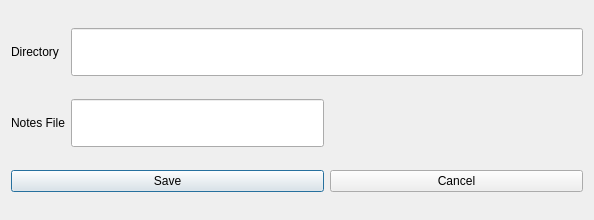
Above: ui/changefile.ui from berndhs/notably before the change. Below: the same form after it.
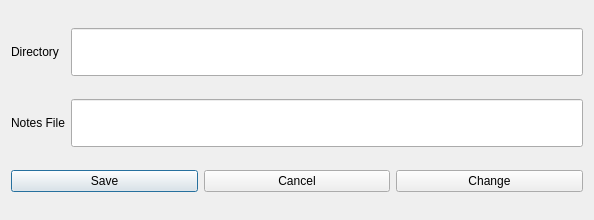
That is the form after the change. Icons and pictures are not drawn.

Commit message:
standardized preferences dialog, and check if all tables and indices exist
checking for all tables and indices is good for people who upgrade to
a new version, which may have more tables and/or indices

The edit to the form file:
```diff
--- a/ui/changefile.ui
+++ b/ui/changefile.ui
@@ -25,7 +25,7 @@
      </property>
     </widget>
    </item>
-   <item row="0" column="1" colspan="2">
+   <item row="0" column="1">
     <widget class="QLineEdit" name="directoryEdit">
      <property name="sizePolicy">
       <sizepolicy hsizetype="Expanding" vsizetype="Fixed">
@@ -39,6 +39,9 @@
        <height>48</height>
       </size>
      </property>
+     <property name="readOnly">
+      <bool>true</bool>
+     </property>
     </widget>
    </item>
    <item row="1" column="0">
@@ -56,13 +59,18 @@
        <height>48</height>
       </size>
      </property>
+     <property name="readOnly">
+      <bool>true</bool>
+     </property>
     </widget>
    </item>
    <item row="2" column="0" colspan="2">
+    <layout class="QHBoxLayout" name="horizontalLayout">
+     <item>
     <widget class="QPushButton" name="saveButton">
      <property name="sizePolicy">
       <sizepolicy hsizetype="Expanding" vsizetype="Fixed">
-       <horstretch>0</horstretch>
+         <horstretch>3</horstretch>
        <verstretch>0</verstretch>
       </sizepolicy>
      </property>
@@ -71,11 +79,11 @@
      </property>
     </widget>
    </item>
-   <item row="2" column="2">
+     <item>
     <widget class="QPushButton" name="cancelButton">
      <property name="sizePolicy">
       <sizepolicy hsizetype="Minimum" vsizetype="Fixed">
-       <horstretch>2</horstretch>
+         <horstretch>3</horstretch>
        <verstretch>2</verstretch>
       </sizepolicy>
      </property>
@@ -83,6 +91,21 @@
       <string>Cancel</string>
      </property>
     </widget>
+     </item>
+     <item>
+      <widget class="QPushButton" name="changeButton">
+       <property name="sizePolicy">
+        <sizepolicy hsizetype="Minimum" vsizetype="Fixed">
+         <horstretch>3</horstretch>
+         <verstretch>0</verstretch>
+        </sizepolicy>
+       </property>
+       <property name="text">
+        <string>Change</string>
+       </property>
+      </widget>
+     </item>
+    </layout>
    </item>
   </layout>
  </widget>
```
Lines whose indentation alone changed are shown as unchanged. The commit also changes 6 other files.
